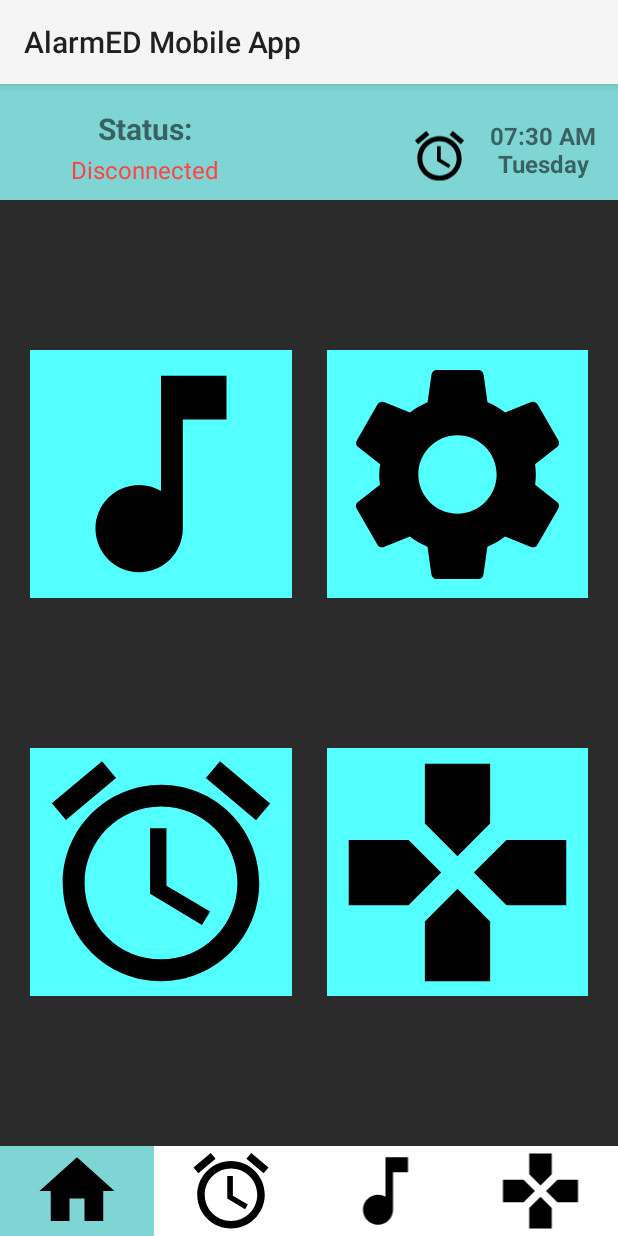
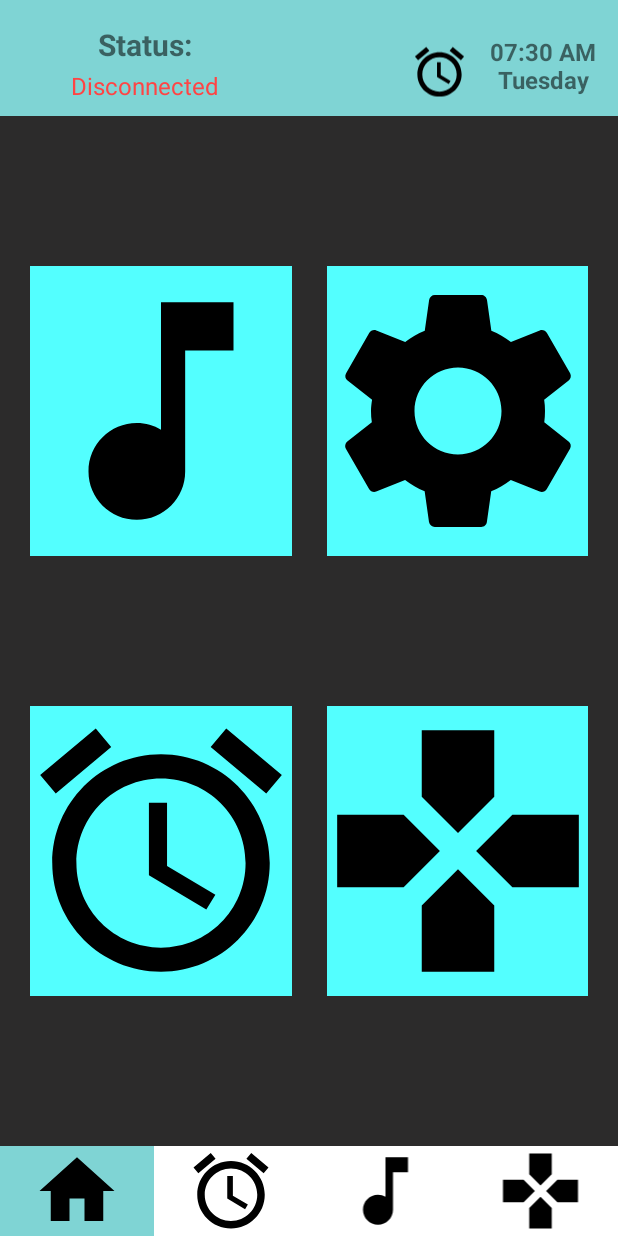
Before and after one commit to ChristosRomanos/AlarmEDMobileApp, an Android app built with Jetpack Compose: the screen it shows after launch (MainActivity), on a phone screen of 412 x 824 dp. Run offline under Robolectric (Android 15) with nearby library versions, the light colour scheme and no system bars.

Commit message:
Top Bar removed

```diff
--- a/app/src/main/AndroidManifest.xml
+++ b/app/src/main/AndroidManifest.xml
@@ -16,7 +16,7 @@
         <activity
             android:name=".MainActivity"
             android:label="@string/app_name"
-            android:theme="@style/Theme.AppCompat.DayNight"
+            android:theme="@style/Theme.AlarmED"
             android:exported="true">
             <intent-filter>
                 <action android:name="android.intent.action.MAIN" />
--- a/app/src/main/res/layout/ok.xml
+++ b/app/src/main/res/layout/ok.xml
@@ -40,7 +40,7 @@
         android:layout_width="match_parent"
         android:layout_height="wrap_content"
         android:orientation="horizontal"
-        android:background="#FF3700B3"
+        android:background="#7FD4D4"
         app:layout_constraintBottom_toBottomOf="parent"
         app:layout_constraintStart_toStartOf="parent"
         app:layout_constraintEnd_toEndOf="parent">
--- a/app/src/main/res/values/styles.xml
+++ b/app/src/main/res/values/styles.xml
@@ -1,5 +1,10 @@
 <?xml version="1.0" encoding="utf-8"?>
 <resources>
+    <style name="Theme.AlarmED" parent="Theme.MaterialComponents.Light.NoActionBar">
+        <item name="android:windowNoTitle">true</item>
+        <item name="windowActionBar">false</item>
+    </style>
+
     <style name="SpinnerTextStyle">
         <item name="android:textColor">@android:color/white</item>
         <item name="android:textSize">16sp</item>
```
